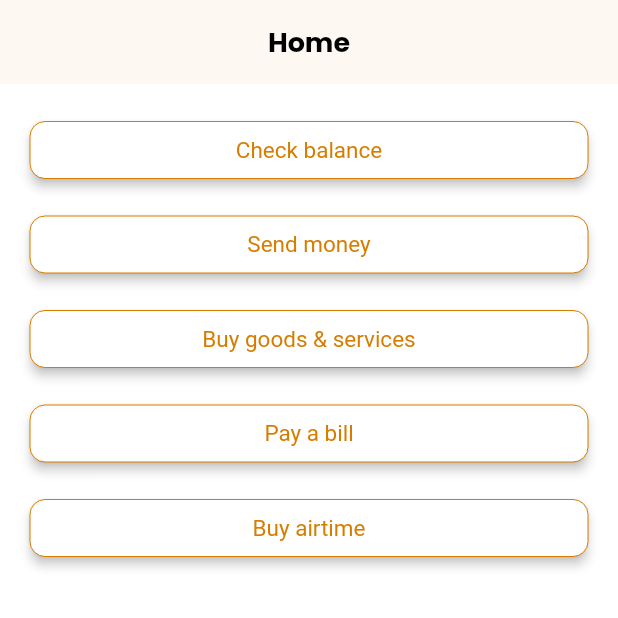
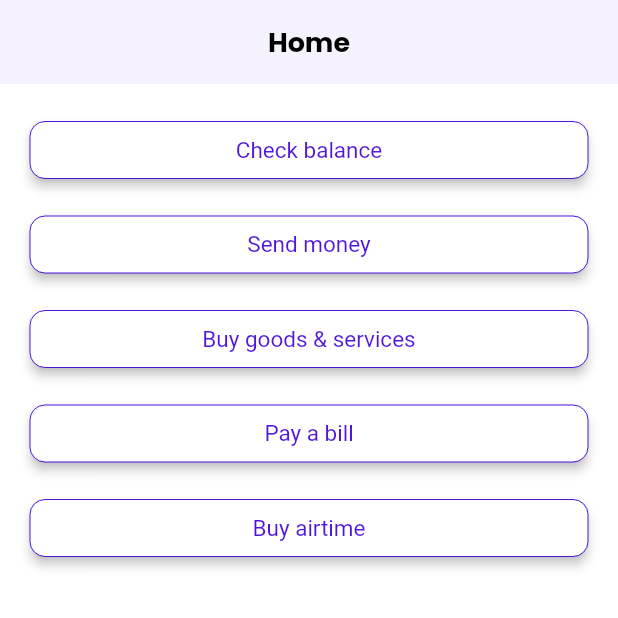
Before and after one commit to mainajonny/fluido, a Flutter app: the screen it shows after launch, on a phone screen of 412 x 824 dp, the top half of it. Run offline on Flutter 3.47's test engine with Material 2 defaults, Android fonts, the phone set to English and light mode, and no system bars; our stand-ins replace flutter_easyloading, flutter_spinkit, flutter_svg, fluttertoast, google_fonts, permission_handler and 1 more.

Commit message:
color change UI

```diff
--- a/lib/constants.dart
+++ b/lib/constants.dart
@@ -3,9 +3,9 @@ import 'dart:async';
 import 'package:flutter/material.dart';
 import 'package:shared_preferences/shared_preferences.dart';
 
-Color kPrimaryColor = Color(0xFFD67D00);
-Color kPrimaryColorLight = const Color(0xFFD67D00).withOpacity(0.25);
-Color kPrimaryColorLighter = const Color(0xFFD67D00).withOpacity(0.05);
+Color kPrimaryColor = const Color(0xE83D00D6);
+Color kPrimaryColorLight = const Color(0xE83D00D6).withOpacity(0.25);
+Color kPrimaryColorLighter = const Color(0xE83D00D6).withOpacity(0.05);
 
 const kWhiteColor = Colors.white;
 const kTextColorBlack = Colors.black;
```
